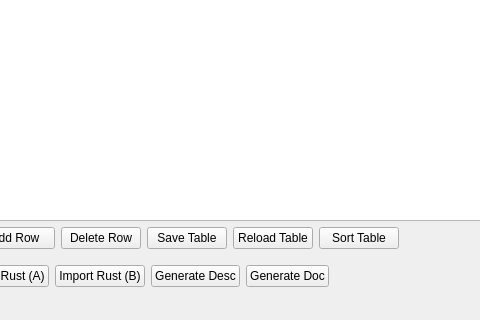
This is src/mainwindow.ui in jean-roland/LCSF_Generator as Qt 5 draws it before an edit; both pictures show x 606 to 1086 and y 448 to 768 of the 1280 by 768 pixel window. The edited form follows.
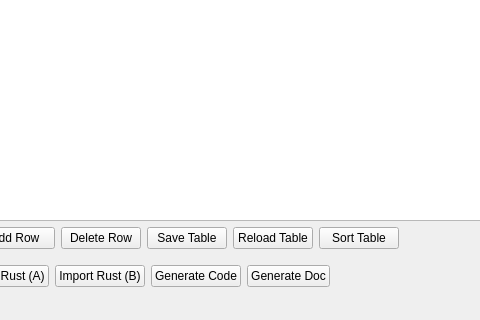
This is the edited form. Icons and pictures are not drawn.

Commit message: feat(gui): rename Generate Desc button to Generate Code

Diff of the .ui file:
```diff
--- a/src/mainwindow.ui
+++ b/src/mainwindow.ui
@@ -363,7 +363,7 @@
          <string>Generate protocol description</string>
         </property>
         <property name="text">
-         <string>Generate Desc</string>
+         <string>Generate Code</string>
         </property>
        </widget>
       </item>
```
